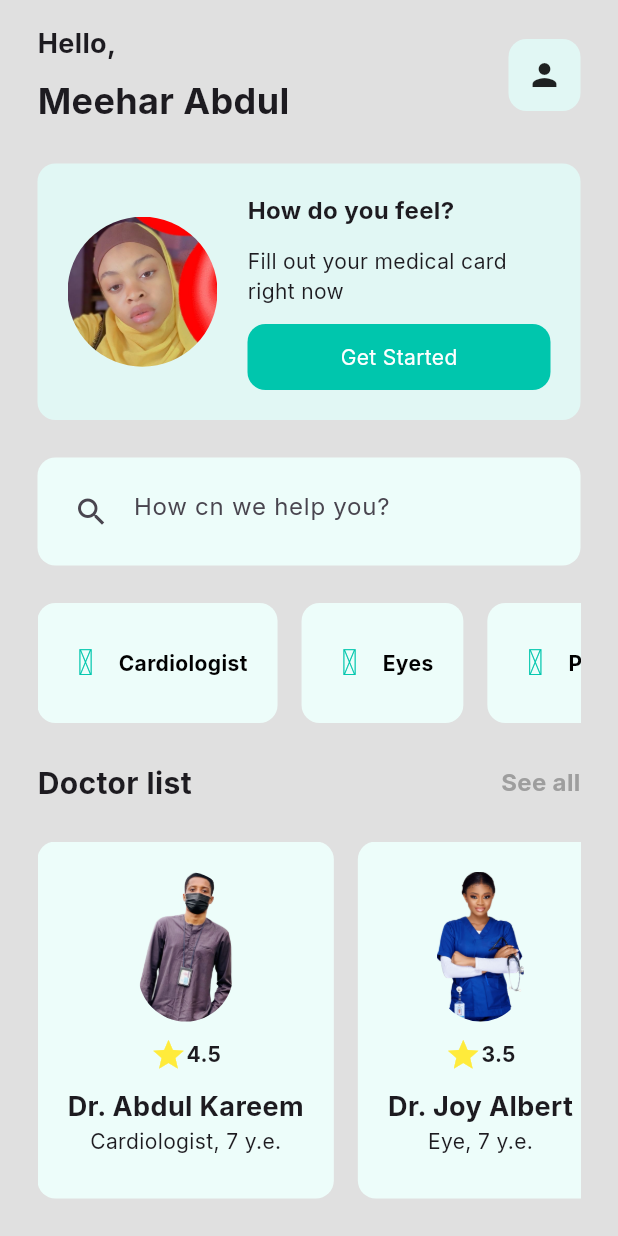
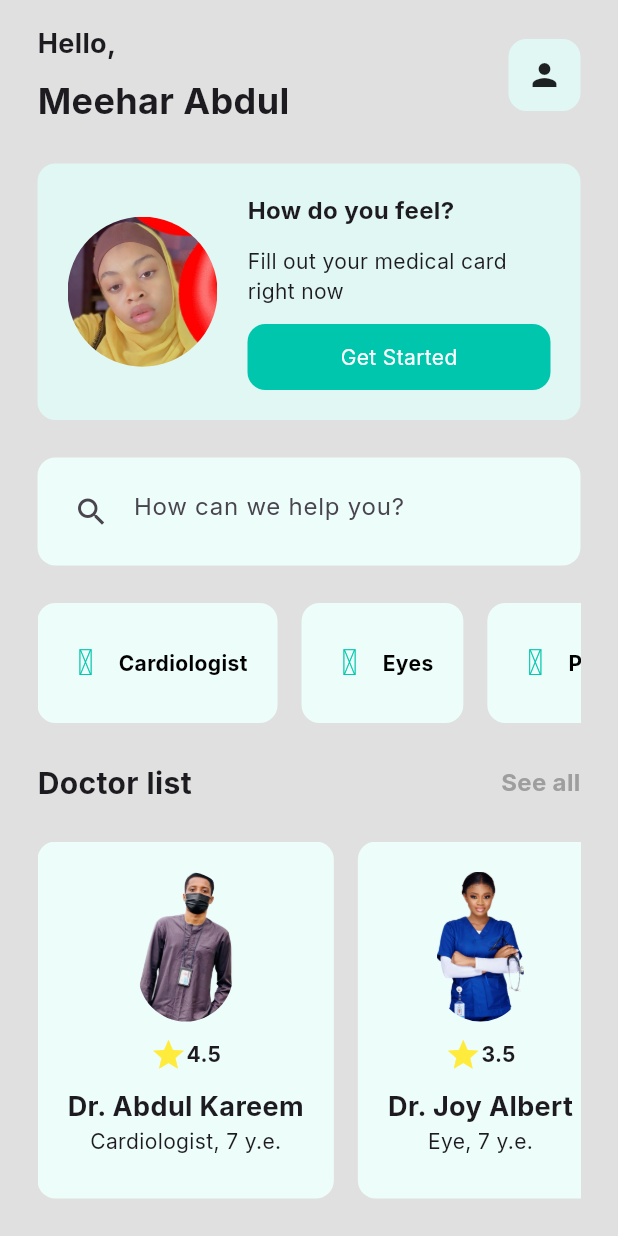
Before and after one commit to Kh3m/privacy-preserving-heart-diagnosis, a Flutter app: the screen it shows after launch, on a phone screen of 412 x 824 dp. Run offline on Flutter 3.47's test engine with Material 3 defaults, Android fonts, the phone set to English and light mode, and no system bars; our stand-ins replace sqflite; accounts and stored records are empty.

Commit message:
Fix typo in home screen search hint

```diff
--- a/medical_app/lib/screens/home/home_screen.dart
+++ b/medical_app/lib/screens/home/home_screen.dart
@@ -240,7 +240,7 @@ List<Doctor> _getDoctors() {
                   decoration:  InputDecoration(
                     prefixIcon: Icon(Icons.search),
                     border: InputBorder.none,
-                    hintText: 'How cn we help you?',
+                    hintText: 'How can we help you?',
                   ),
                 ),
               ),
```
